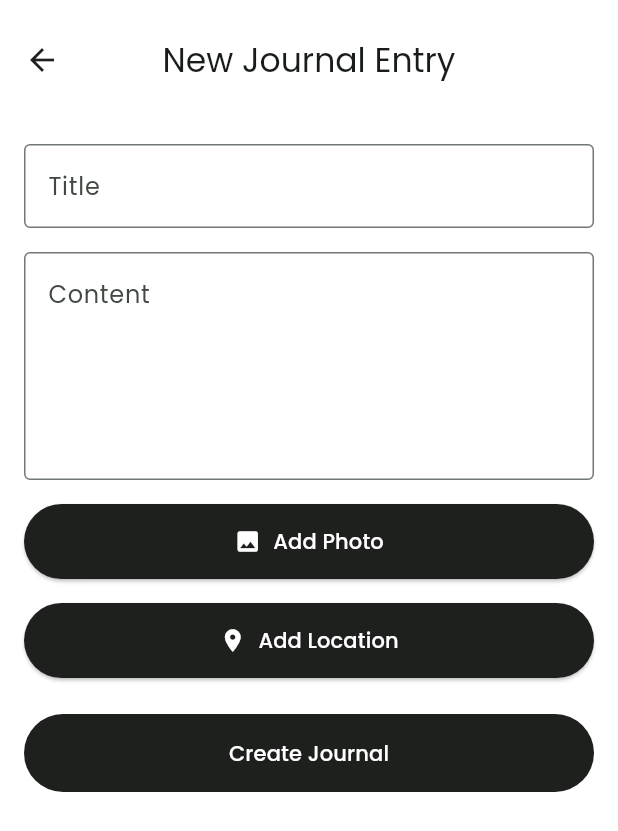
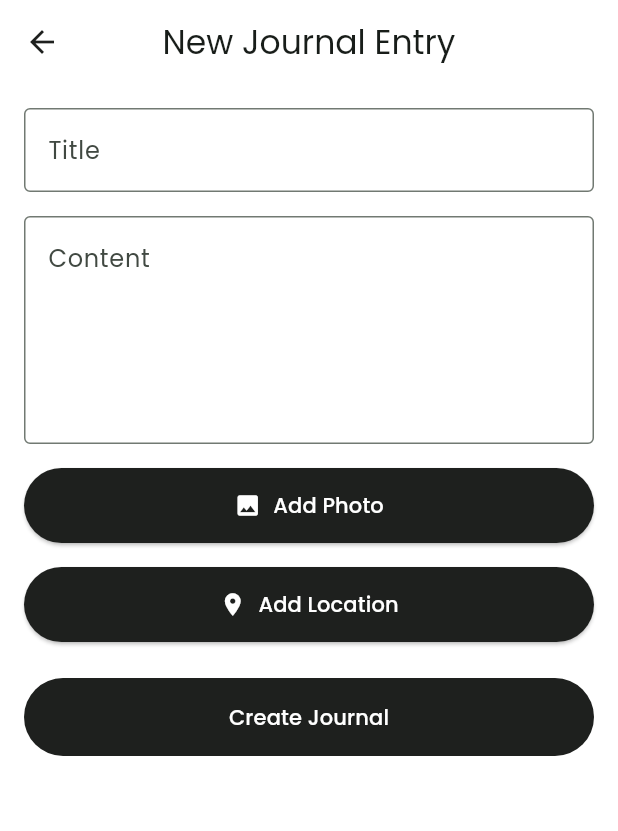
Before and after one commit to kucingliaw/traveljournal, a Flutter app: the screen it shows once a user with an empty profile is signed in, after a tap on the "add" icon, on a phone screen of 412 x 824 dp. Shown: the top 831 px of the screen. Run offline on Flutter 3.47's test engine with Material 3 defaults, Android fonts, the phone set to English and light mode, and no system bars; our stand-ins replace cached_network_image, connectivity_plus, geocoding, geolocator, google_fonts, image_picker and 2 more; accounts and stored records are empty; network calls fail.

Commit message:
fix bg color and change the appbar style

```diff
--- a/lib/screen/journal_form_screen.dart
+++ b/lib/screen/journal_form_screen.dart
@@ -178,20 +178,10 @@ class _JournalFormScreenState extends State<JournalFormScreen> {
       backgroundColor: Colors.white,
       appBar: AppBar(
         backgroundColor: Colors.white,
-        toolbarHeight: kToolbarHeight + 24,
+        elevation: 0,
         centerTitle: true,
-        leading: Padding(
-          padding: const EdgeInsets.symmetric(vertical: 12.0),
-          child: IconButton(
-            icon: const Icon(Icons.arrow_back),
-            onPressed: () => Navigator.pop(context),
-          ),
-        ),
-        title: Padding(
-          padding: const EdgeInsets.symmetric(vertical: 12.0),
-          child: Text(
-            widget.journal == null ? 'New Journal Entry' : 'Edit Journal Entry',
-          ),
+        title: Text(
+          widget.journal == null ? 'New Journal Entry' : 'Edit Journal Entry',
         ),
       ),
       body: _isLoading
--- a/lib/screen/login_screen.dart
+++ b/lib/screen/login_screen.dart
@@ -65,6 +65,7 @@ class _LoginScreenState extends State<LoginScreen> {
   @override
   Widget build(BuildContext context) {
     return Scaffold(
+      backgroundColor: Colors.white,
       body: Center(
         child: ConstrainedBox(
           constraints: const BoxConstraints(maxWidth: 400),
--- a/lib/screen/preferences_screen.dart
+++ b/lib/screen/preferences_screen.dart
@@ -121,7 +121,10 @@ class _PreferencesScreenState extends State<PreferencesScreen> {
   @override
   Widget build(BuildContext context) {
     return Scaffold(
+      backgroundColor: Colors.white,
       appBar: AppBar(
+        backgroundColor: Colors.white,
+        elevation: 0,
         title: const Text('Travel Preferences'),
         actions: [
           if (!_isLoading)
--- a/lib/screen/profile_screen.dart
+++ b/lib/screen/profile_screen.dart
@@ -250,10 +250,12 @@ class _ProfileScreenState extends State<ProfileScreen> {
   @override
   Widget build(BuildContext context) {
     return Scaffold(
+      backgroundColor: Colors.white,
       appBar: AppBar(
+        backgroundColor: Colors.white,
+        elevation: 0,
         title: const Text('Profile'),
-        backgroundColor: Colors.transparent,
-        elevation: 0,
+        iconTheme: const IconThemeData(color: Colors.black),
       ),
       body: _isLoading
           ? const LoadingDisplay(message: 'Loading profile...')
--- a/lib/screen/signup_screen.dart
+++ b/lib/screen/signup_screen.dart
@@ -80,7 +80,8 @@ class _SignUpScreenState extends State<SignUpScreen> {
   @override
   Widget build(BuildContext context) {
     return Scaffold(
-      appBar: AppBar(backgroundColor: Colors.transparent, elevation: 0),
+      backgroundColor: Colors.white,
+      appBar: AppBar(backgroundColor: Colors.white, elevation: 0),
       body: Center(
         child: ConstrainedBox(
           constraints: const BoxConstraints(maxWidth: 400),
--- a/lib/widgets/custom_app_bar.dart
+++ b/lib/widgets/custom_app_bar.dart
@@ -84,6 +84,24 @@ class _CustomAppBarState extends State<CustomAppBar> {
     );
   }
 
+  Widget _buildProfileImage() {
+    return CachedNetworkImage(
+      imageUrl: _profile!.avatarUrl!,
+      imageBuilder: (context, imageProvider) =>
+          CircleAvatar(backgroundImage: imageProvider, radius: 16),
+      placeholder: (context, url) => const Center(
+        child: CircularProgressIndicator(
+          strokeWidth: 2,
+          valueColor: AlwaysStoppedAnimation<Color>(Colors.grey),
+        ),
+      ),
+      errorWidget: (context, url, error) {
+        print('Error loading profile image: $error from URL: $url');
+        return const Icon(Icons.person, size: 24, color: Colors.grey);
+      },
+    );
+  }
+
   void _handleLogout(BuildContext context) async {
     try {
       await widget.authService.signOut();
@@ -117,78 +135,81 @@ class _CustomAppBarState extends State<CustomAppBar> {
     return AppBar(
       backgroundColor: Colors.white,
       elevation: 0,
-      centerTitle: true,
-      leadingWidth: 68,
       toolbarHeight: kToolbarHeight + 24,
-      leading: Padding(
-        padding: const EdgeInsets.symmetric(vertical: 12.0),
-        child: GestureDetector(
-          onTap: () => _navigateToProfile(context),
-          child: Container(
-            width: 40,
-            height: 40,
-            decoration: BoxDecoration(
-              shape: BoxShape.circle,
-              color: Colors.grey[200],
+      title: Row(
+        children: [
+          GestureDetector(
+            onTap: () => _navigateToProfile(context),
+            child: Row(
+              children: [
+                Container(
+                  width: 40,
+                  height: 40,
+                  decoration: BoxDecoration(
+                    shape: BoxShape.circle,
+                    color: Colors.grey[200],
+                  ),
+                  clipBehavior: Clip.antiAlias,
+                  child: _profile?.avatarUrl != null
+                      ? _buildProfileImage()
+                      : const Icon(Icons.person, color: Colors.grey),
+                ),
+                const SizedBox(width: 12),
+                Column(
+                  crossAxisAlignment: CrossAxisAlignment.start,
+                  children: [
+                    Text(
+                      'Hi, ${_profile?.username ?? widget.userEmail.split('@')[0]}!',
+                      style: Theme.of(context).textTheme.titleMedium?.copyWith(
+                        fontWeight: FontWeight.bold,
+                      ),
+                    ),
+                    Text(
+                      'Welcome back',
+                      style: Theme.of(
+                        context,
+                      ).textTheme.bodySmall?.copyWith(color: Colors.grey[600]),
+                    ),
+                  ],
+                ),
+              ],
             ),
-            clipBehavior: Clip.antiAlias,
-            child: _buildAvatar(),
           ),
-        ),
-      ),
-      title: Padding(
-        padding: const EdgeInsets.symmetric(vertical: 12.0),
-        child: Text(
-          'Hi, ${_profile?.username ?? widget.userEmail.split('@')[0]}',
-          style: Theme.of(context).textTheme.titleLarge,
-        ),
-      ),
-      actions: [
-        Padding(
-          padding: const EdgeInsets.symmetric(vertical: 12.0, horizontal: 8.0),
-          child: PopupMenuButton<String>(
-            icon: const Icon(Icons.menu),
+          const Spacer(),
+          PopupMenuButton<String>(
+            icon: const Icon(Icons.more_vert),
             onSelected: (value) {
-              switch (value) {
-                case 'profile':
-                  _navigateToProfile(context);
-                  break;
-                case 'logout':
-                  _handleLogout(context);
-                  break;
+              if (value == 'profile') {
+                _navigateToProfile(context);
+              } else if (value == 'logout') {
+                _handleLogout(context);
               }
             },
             itemBuilder: (BuildContext context) => [
-              PopupMenuItem<String>(
+              const PopupMenuItem<String>(
                 value: 'profile',
                 child: Row(
                   children: [
-                    const Icon(Icons.person, size: 20),
-                    const SizedBox(width: 8),
-                    Text(
-                      'Profile',
-                      style: Theme.of(context).textTheme.bodyMedium,
-                    ),
+                    Icon(Icons.person),
+                    SizedBox(width: 8),
+                    Text('Profile'),
                   ],
                 ),
               ),
-              PopupMenuItem<String>(
+              const PopupMenuItem<String>(
                 value: 'logout',
                 child: Row(
                   children: [
-                    const Icon(Icons.logout, size: 20),
-                    const SizedBox(width: 8),
-                    Text(
-                      'Logout',
-                      style: Theme.of(context).textTheme.bodyMedium,
-                    ),
+                    Icon(Icons.logout),
+                    SizedBox(width: 8),
+                    Text('Sign Out'),
                   ],
                 ),
               ),
             ],
           ),
-        ),
-      ],
+        ],
+      ),
     );
   }
 }
```
Also changed, not shown: lib/screen/journal_details_screen.dart (+2 -5 lines), lib/services/file_service.dart (added), lib/utils/ui_helper.dart (added), lib/utils/validation_constants.dart (added).
